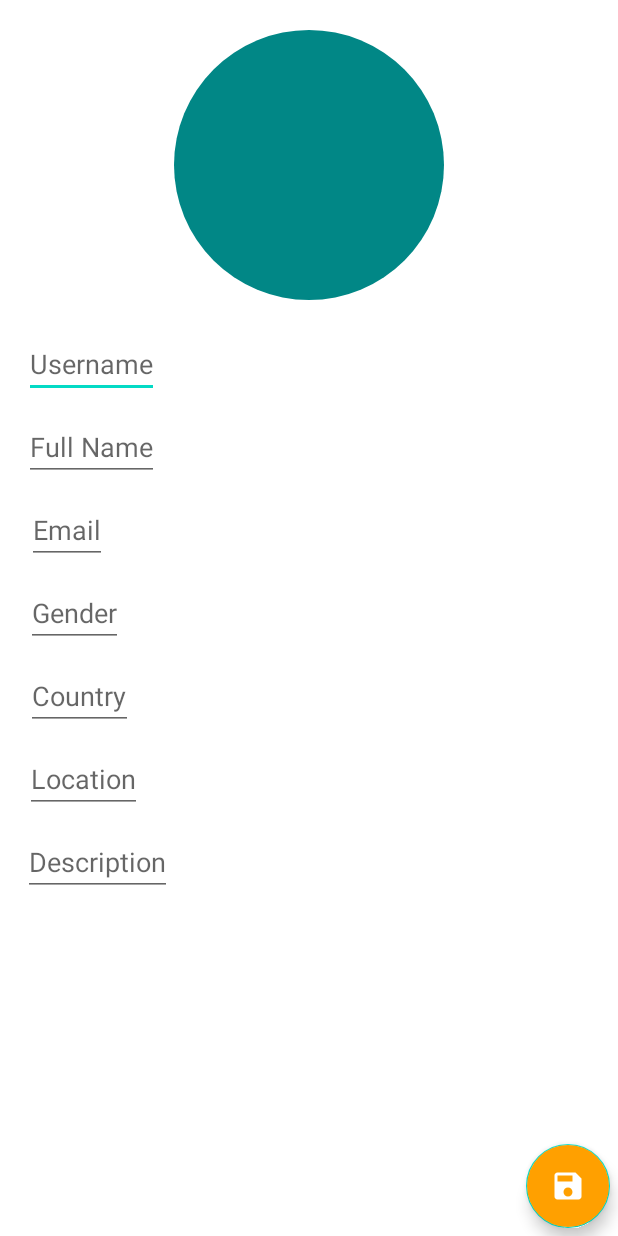
After one commit to KevinGB97333/tapas-top, an Android app: the layout fragment_edit_profile.xml on its own in the app's theme, with its tools: preview values and no code run, on a phone screen of 412 x 824 dp. The commit adds this screen. Run offline under Robolectric (Android 15) with nearby library versions, the phone set to English and light mode, and no system bars.

Commit message:
Primera version pagina edicion de perfil

```diff
--- /dev/null
+++ b/TapasTop/app/src/main/res/drawable/ic_baseline_save_24.xml
@@ -0,0 +1,5 @@
+<vector android:height="24dp" android:tint="#000000"
+    android:viewportHeight="24" android:viewportWidth="24"
+    android:width="24dp" xmlns:android="http://schemas.android.com/apk/res/android">
+    <path android:fillColor="@android:color/white" android:pathData="M17,3L5,3c-1.11,0 -2,0.9 -2,2v14c0,1.1 0.89,2 2,2h14c1.1,0 2,-0.9 2,-2L21,7l-4,-4zM12,19c-1.66,0 -3,-1.34 -3,-3s1.34,-3 3,-3 3,1.34 3,3 -1.34,3 -3,3zM15,9L5,9L5,5h10v4z"/>
+</vector>
--- /dev/null
+++ b/TapasTop/app/src/main/res/layout/fragment_edit_profile.xml
@@ -0,0 +1,118 @@
+<?xml version="1.0" encoding="utf-8"?>
+<RelativeLayout xmlns:android="http://schemas.android.com/apk/res/android"
+    android:layout_width="match_parent"
+    android:layout_height="match_parent"
+    xmlns:app="http://schemas.android.com/apk/res-auto"
+    xmlns:tools="http://schemas.android.com/tools">
+
+    <ScrollView
+        android:layout_width="match_parent"
+        android:layout_height="match_parent">
+        <androidx.constraintlayout.widget.ConstraintLayout
+            android:layout_width="match_parent"
+            android:layout_height="wrap_content">
+
+            <ImageView
+                android:id="@+id/profile_img"
+                android:layout_width="wrap_content"
+                android:layout_height="wrap_content"
+                android:layout_marginTop="20dp"
+                android:scaleType="centerCrop"
+                app:layout_constraintEnd_toEndOf="parent"
+                app:layout_constraintStart_toStartOf="parent"
+                app:layout_constraintTop_toTopOf="parent"
+                tools:src="@drawable/profile_pic_placeholder" />
+
+            <EditText
+                android:id="@+id/username_textview"
+                android:layout_width="wrap_content"
+                android:layout_height="wrap_content"
+                android:layout_marginTop="20dp"
+                android:hint="@string/username_hint"
+                app:layout_constraintEnd_toEndOf="parent"
+                app:layout_constraintHorizontal_bias="0.05"
+                app:layout_constraintStart_toStartOf="parent"
+                app:layout_constraintTop_toBottomOf="@+id/profile_img" />
+
+            <EditText
+                android:id="@+id/name_textview"
+                android:layout_width="wrap_content"
+                android:layout_height="wrap_content"
+                android:layout_marginTop="10dp"
+                app:layout_constraintRight_toRightOf="parent"
+                app:layout_constraintHorizontal_bias="0.05"
+                app:layout_constraintLeft_toLeftOf="parent"
+                app:layout_constraintTop_toBottomOf="@id/username_textview"
+                android:hint="@string/fullname_hint"/>
+
+            <EditText
+                android:id="@+id/email_textview"
+                android:layout_width="wrap_content"
+                android:layout_height="wrap_content"
+                android:layout_marginTop="10dp"
+                app:layout_constraintRight_toRightOf="parent"
+                app:layout_constraintHorizontal_bias="0.05"
+                app:layout_constraintLeft_toLeftOf="parent"
+                app:layout_constraintTop_toBottomOf="@id/name_textview"
+                android:hint="@string/email_hint"/>
+
+            <EditText
+                android:id="@+id/gender_textview"
+                android:layout_width="wrap_content"
+                android:layout_height="wrap_content"
+                android:layout_marginTop="10dp"
+                app:layout_constraintRight_toRightOf="parent"
+                app:layout_constraintHorizontal_bias="0.05"
+                app:layout_constraintLeft_toLeftOf="parent"
+                app:layout_constraintTop_toBottomOf="@id/email_textview"
+                android:hint="@string/gender_hint"/>
+
+            <EditText
+                android:id="@+id/country_textview"
+                android:layout_width="wrap_content"
+                android:layout_height="wrap_content"
+                android:layout_marginTop="10dp"
+                app:layout_constraintRight_toRightOf="parent"
+                app:layout_constraintHorizontal_bias="0.05"
+                app:layout_constraintLeft_toLeftOf="parent"
+                app:layout_constraintTop_toBottomOf="@id/gender_textview"
+                android:hint="@string/country_hint"/>
+
+            <EditText
+                android:id="@+id/location_textview"
+                android:layout_width="wrap_content"
+                android:layout_height="wrap_content"
+                android:layout_marginTop="10dp"
+                app:layout_constraintRight_toRightOf="parent"
+                app:layout_constraintHorizontal_bias="0.05"
+                app:layout_constraintLeft_toLeftOf="parent"
+                app:layout_constraintTop_toBottomOf="@id/country_textview"
+                android:hint="@string/location_hint"/>
+
+            <EditText
+                android:id="@+id/description_textview"
+                android:layout_width="wrap_content"
+                android:layout_height="wrap_content"
+                android:layout_marginTop="10dp"
+                app:layout_constraintRight_toRightOf="parent"
+                app:layout_constraintHorizontal_bias="0.05"
+                app:layout_constraintLeft_toLeftOf="parent"
+                app:layout_constraintTop_toBottomOf="@id/location_textview"
+                android:hint="@string/description_hint"/>
+
+
+        </androidx.constraintlayout.widget.ConstraintLayout>
+
+
+    </ScrollView>
+    <com.google.android.material.floatingactionbutton.FloatingActionButton
+        android:layout_width="wrap_content"
+        android:layout_height="wrap_content"
+        android:layout_alignParentBottom="true"
+        android:layout_alignParentRight="true"
+        android:src="@drawable/ic_baseline_save_24"
+        android:backgroundTint="@color/amber_700"
+        app:tint = "@color/white"
+        android:layout_marginRight="5dp"
+        android:layout_marginBottom="5dp"/>
+</RelativeLayout>
--- a/TapasTop/app/src/main/res/values/strings.xml
+++ b/TapasTop/app/src/main/res/values/strings.xml
@@ -22,4 +22,9 @@
     <string name="edit_title">Edit</string>
     <string name="name_textview">Name</string>
     <string name="username_textview">Username</string>
+    <string name="fullname_hint">Full Name</string>
+    <string name="gender_hint">Gender</string>
+    <string name="country_hint">Country</string>
+    <string name="location_hint">Location</string>
+    <string name="description_hint">Description</string>
 </resources>
```
